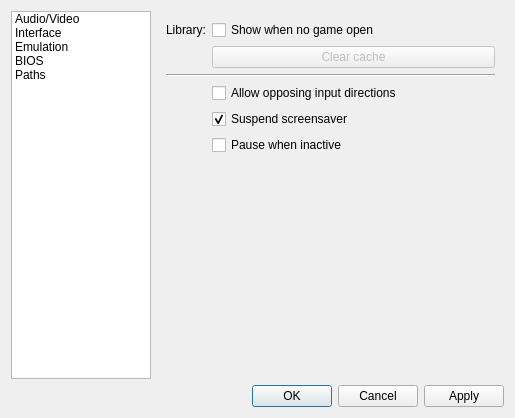
Old version of the form Libretro/mgba/src/platform/qt/SettingsView.ui in the repository kiddreads/Avalon-copy2.
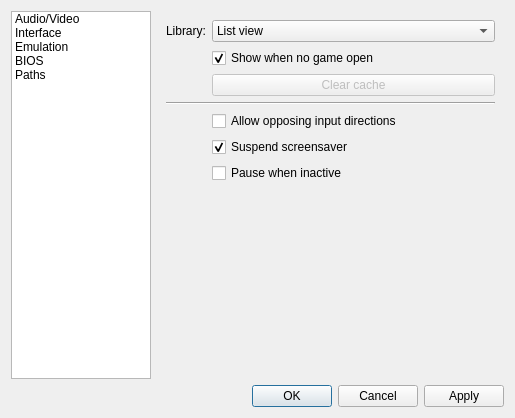
New version of the form. The open tabs and pages were chosen to show the change.

Commit message: Qt: New library system (#549)

```diff
--- a/Libretro/mgba/src/platform/qt/SettingsView.ui
+++ b/Libretro/mgba/src/platform/qt/SettingsView.ui
@@ -398,28 +398,28 @@
      </widget>
      <widget class="QWidget" name="interface_2">
       <layout class="QFormLayout" name="formLayout_4">
-       <item row="3" column="1">
-        <widget class="QCheckBox" name="allowOpposingDirections">
+       <item row="1" column="1">
+        <widget class="QCheckBox" name="showLibrary">
          <property name="text">
-          <string>Allow opposing input directions</string>
-         </property>
-        </widget>
-       </item>
-       <item row="4" column="1">
-        <widget class="QCheckBox" name="suspendScreensaver">
-         <property name="text">
-          <string>Suspend screensaver</string>
+          <string>Show when no game open</string>
          </property>
          <property name="checked">
           <bool>true</bool>
          </property>
         </widget>
        </item>
-       <item row="5" column="1">
-        <widget class="QCheckBox" name="pauseOnFocusLost">
-         <property name="text">
-          <string>Pause when inactive</string>
-         </property>
+       <item row="0" column="1">
+        <widget class="QComboBox" name="libraryStyle">
+         <item>
+          <property name="text">
+           <string>List view</string>
+          </property>
+         </item>
+         <item>
+          <property name="text">
+           <string>Tree view</string>
+          </property>
+         </item>
         </widget>
        </item>
        <item row="0" column="0">
@@ -429,21 +429,7 @@
          </property>
         </widget>
        </item>
-       <item row="0" column="1">
-        <widget class="QCheckBox" name="showLibrary">
-         <property name="text">
-          <string>Show when no game open</string>
-         </property>
-        </widget>
-       </item>
-       <item row="2" column="0" colspan="2">
-        <widget class="Line" name="line_8">
-         <property name="orientation">
-          <enum>Qt::Horizontal</enum>
-         </property>
-        </widget>
-       </item>
-       <item row="1" column="1">
+       <item row="2" column="1">
         <widget class="QPushButton" name="clearCache">
          <property name="enabled">
           <bool>false</bool>
@@ -453,6 +439,37 @@
          </property>
         </widget>
        </item>
+       <item row="3" column="0" colspan="2">
+        <widget class="Line" name="line_8">
+         <property name="orientation">
+          <enum>Qt::Horizontal</enum>
+         </property>
+        </widget>
+       </item>
+       <item row="4" column="1">
+        <widget class="QCheckBox" name="allowOpposingDirections">
+         <property name="text">
+          <string>Allow opposing input directions</string>
+         </property>
+        </widget>
+       </item>
+       <item row="5" column="1">
+        <widget class="QCheckBox" name="suspendScreensaver">
+         <property name="text">
+          <string>Suspend screensaver</string>
+         </property>
+         <property name="checked">
+          <bool>true</bool>
+         </property>
+        </widget>
+       </item>
+       <item row="6" column="1">
+        <widget class="QCheckBox" name="pauseOnFocusLost">
+         <property name="text">
+          <string>Pause when inactive</string>
+         </property>
+        </widget>
+       </item>
       </layout>
      </widget>
      <widget class="QWidget" name="emulation">
```
The commit also changes 20 other files.
